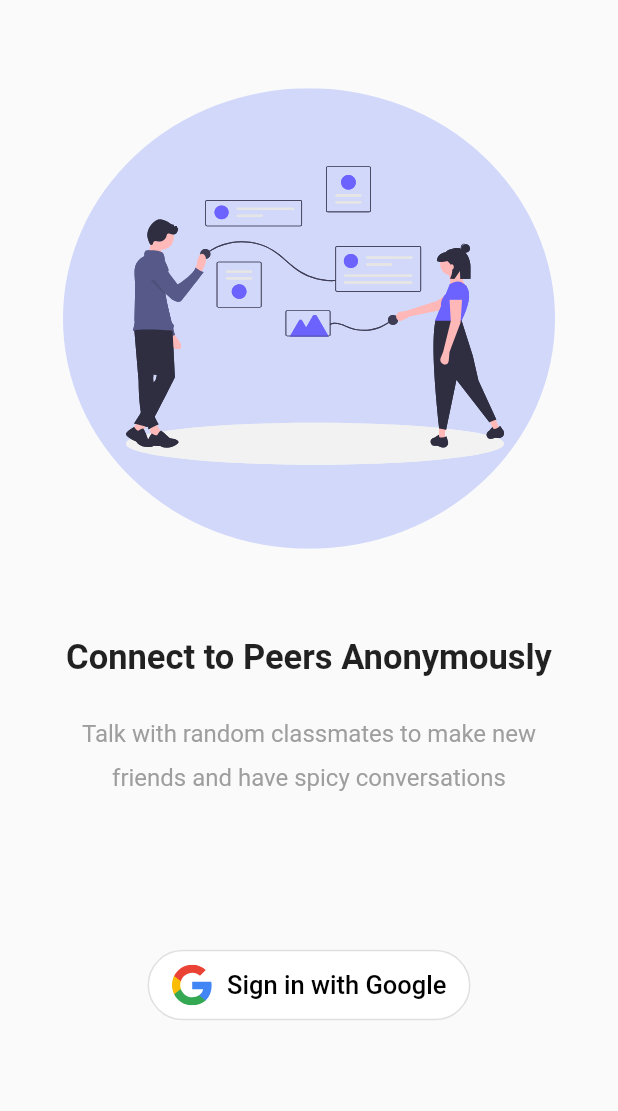
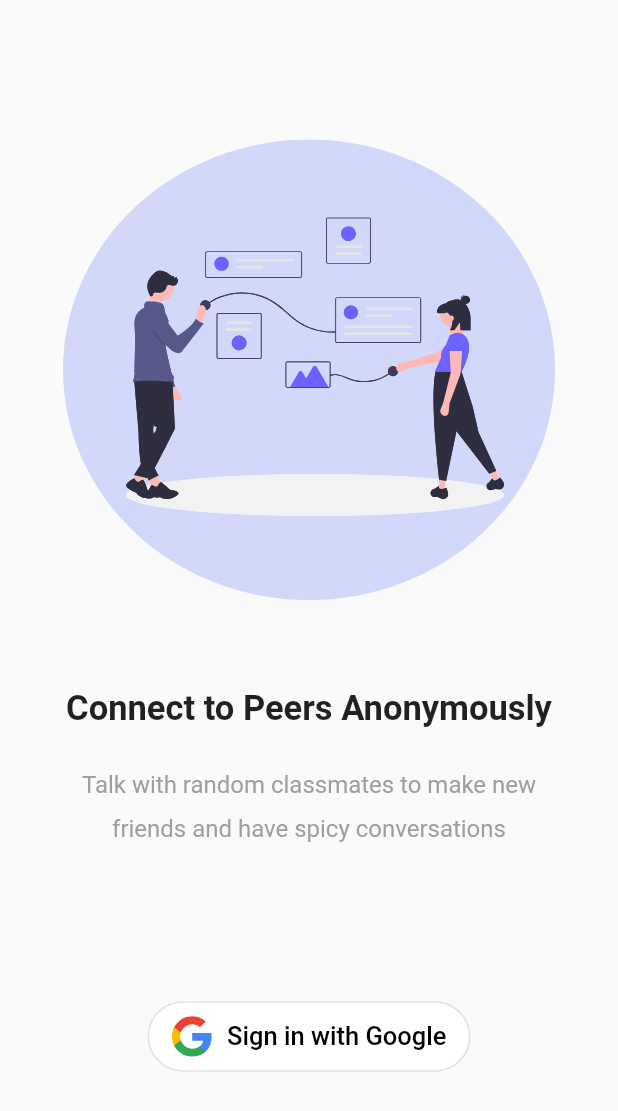
Before and after one commit to antz22/ConnectAnon, a Flutter app: the screen it shows after launch, after a tap on "Log in", on a phone screen of 412 x 824 dp. Shown: the top 1111 px of the screen. Run offline on Flutter 3.47's test engine with Material 2 defaults, Android fonts, the phone set to English and light mode, and no system bars; our stand-ins replace another_flushbar, cloud_firestore, firebase_auth, firebase_core, flutter_svg, google_sign_in and 1 more; accounts and stored records are empty.

Commit message:
minor updates

```diff
--- a/lib/main.dart
+++ b/lib/main.dart
@@ -16,7 +16,7 @@ Future<void> main() async {
   await Firebase.initializeApp();
   SystemChrome.setSystemUIOverlayStyle(SystemUiOverlayStyle(
     statusBarColor: Colors.transparent,
-    statusBarBrightness: Brightness.dark,
+    // statusBarBrightness: Brightness.dark,
   ));
   runApp(MyApp());
 }
@@ -56,11 +56,11 @@ class AuthenticationWrapper extends StatelessWidget {
   Widget build(BuildContext context) {
     final firebaseUser = Provider.of<User?>(context, listen: true);
 
-    // if (firebaseUser != null) {
-    //   return HomePage();
-    // } else {
-    //   return SignInPage();
-    // }
-    return LandingPage();
+    if (firebaseUser != null) {
+      return HomePage();
+    } else {
+      return LandingPage();
+    }
+    // return LandingPage();
   }
 }
--- a/lib/screens/chat/groups/chat_screen.dart
+++ b/lib/screens/chat/groups/chat_screen.dart
@@ -129,6 +129,7 @@ class _ChatScreenState extends State<ChatScreen> {
                                   style: TextStyle(
                                     color: Colors.grey.shade600,
                                     fontWeight: FontWeight.bold,
+                                    fontSize: 14.5,
                                   ),
                                 ),
                               );
--- a/lib/screens/chat_rooms/chat_rooms.dart
+++ b/lib/screens/chat_rooms/chat_rooms.dart
@@ -61,8 +61,8 @@ class _ChatRoomsScreenState extends State<ChatRoomsScreen> {
             margin: EdgeInsets.only(
               left: 0.9 * kDefaultPadding,
               right: 0.9 * kDefaultPadding,
-              top: 1.5 * kDefaultPadding,
-              bottom: 0.4 * kDefaultPadding,
+              top: 0.7 * kDefaultPadding,
+              bottom: 0.7 * kDefaultPadding,
             ),
             child: Row(
               children: [
--- a/lib/screens/conversations/conversations_screen.dart
+++ b/lib/screens/conversations/conversations_screen.dart
@@ -62,8 +62,8 @@ class _ConversationsScreenState extends State<ConversationsScreen> {
             margin: EdgeInsets.only(
               left: 0.9 * kDefaultPadding,
               right: 0.9 * kDefaultPadding,
-              top: 1.5 * kDefaultPadding,
-              bottom: 0.4 * kDefaultPadding,
+              top: 0.7 * kDefaultPadding,
+              bottom: 0.7 * kDefaultPadding,
             ),
             child: Row(
               children: [
--- a/lib/screens/landing_page/landing_page.dart
+++ b/lib/screens/landing_page/landing_page.dart
@@ -11,10 +11,11 @@ class LandingPage extends StatelessWidget {
     return Scaffold(
       body: Column(
         crossAxisAlignment: CrossAxisAlignment.center,
+        mainAxisAlignment: MainAxisAlignment.center,
         children: [
           Container(
-            margin: EdgeInsets.symmetric(
-              vertical: MediaQuery.of(context).size.height / 14,
+            margin: EdgeInsets.only(
+              bottom: MediaQuery.of(context).size.height / 14,
             ),
             decoration: BoxDecoration(),
             child: SvgPicture.asset('assets/svgs/landing_page.svg'),
--- a/lib/screens/sign_in/sign_in_page.dart
+++ b/lib/screens/sign_in/sign_in_page.dart
@@ -16,10 +16,11 @@ class _SignInPageState extends State<SignInPage> {
     return Scaffold(
       body: Column(
         crossAxisAlignment: CrossAxisAlignment.center,
+        mainAxisAlignment: MainAxisAlignment.center,
         children: [
           Container(
-            margin: EdgeInsets.symmetric(
-              vertical: MediaQuery.of(context).size.height / 14,
+            margin: EdgeInsets.only(
+              bottom: MediaQuery.of(context).size.height / 14,
             ),
             decoration: BoxDecoration(),
             child: SvgPicture.asset('assets/svgs/landing_page.svg'),
```
Also changed, not shown: lib/screens/chat/groups/components/message.dart (+18 -12 lines), lib/screens/home/home_page.dart (+8 -6 lines), lib/services/authentication.dart (+9 -5 lines), 1 other file.
